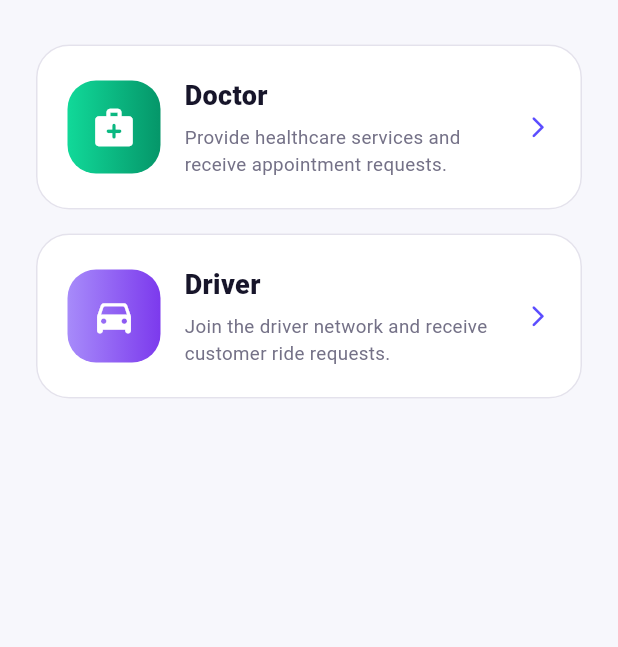
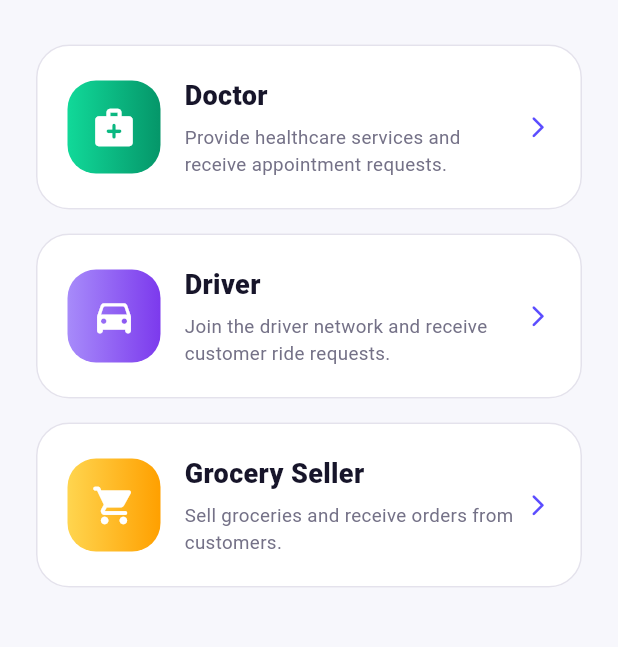
Before and after one commit to Keshpro/Oneclick_MobileApplication, a Flutter app: the ProviderRoleSelectionScreen screen opened directly, on a phone screen of 412 x 824 dp, the part 266-913 px from its top. Run offline on Flutter 3.47's test engine with Material 3 defaults, Android fonts, the phone set to English and light mode, and no system bars; our stand-ins replace cloud_firestore, file_picker, firebase_ai, firebase_auth, firebase_core, video_player; accounts and stored records are empty.

Commit message:
Become a Seller feature added

```diff
--- a/lib/features/auth/screens/provider_register_screen.dart
+++ b/lib/features/auth/screens/provider_register_screen.dart
@@ -7,6 +7,7 @@ import 'pending_approval_screen.dart';
 enum ProviderRole {
   doctor,
   driver,
+  grocerySeller,
 }
 
 class ProviderRegisterScreen
--- a/lib/features/auth/screens/provider_role_selection_screen.dart
+++ b/lib/features/auth/screens/provider_role_selection_screen.dart
@@ -1,4 +1,5 @@
 import 'package:flutter/material.dart';
+import '../../groceries/seller/screens/become_seller_screen.dart';
 
 import 'provider_register_screen.dart';
 
@@ -102,6 +103,28 @@ class ProviderRoleSelectionScreen
                   ProviderRole.driver,
                 ),
               ),
+
+              const SizedBox(height: 16),
+
+              _ProviderRoleCard(
+                title: 'Grocery Seller',
+                description:
+                    'Sell groceries and receive orders from customers.',
+                icon:
+                    Icons.local_grocery_store_rounded,
+                colors: const [
+                  Color(0xFFFFD54F),
+                  Color(0xFFFFA000),
+                ],
+              onTap: () {
+  Navigator.push(
+    context,
+    MaterialPageRoute(
+      builder: (_) => const BecomeSellerScreen(),
+    ),
+  );
+},
+              ),
             ],
           ),
         ),
```
